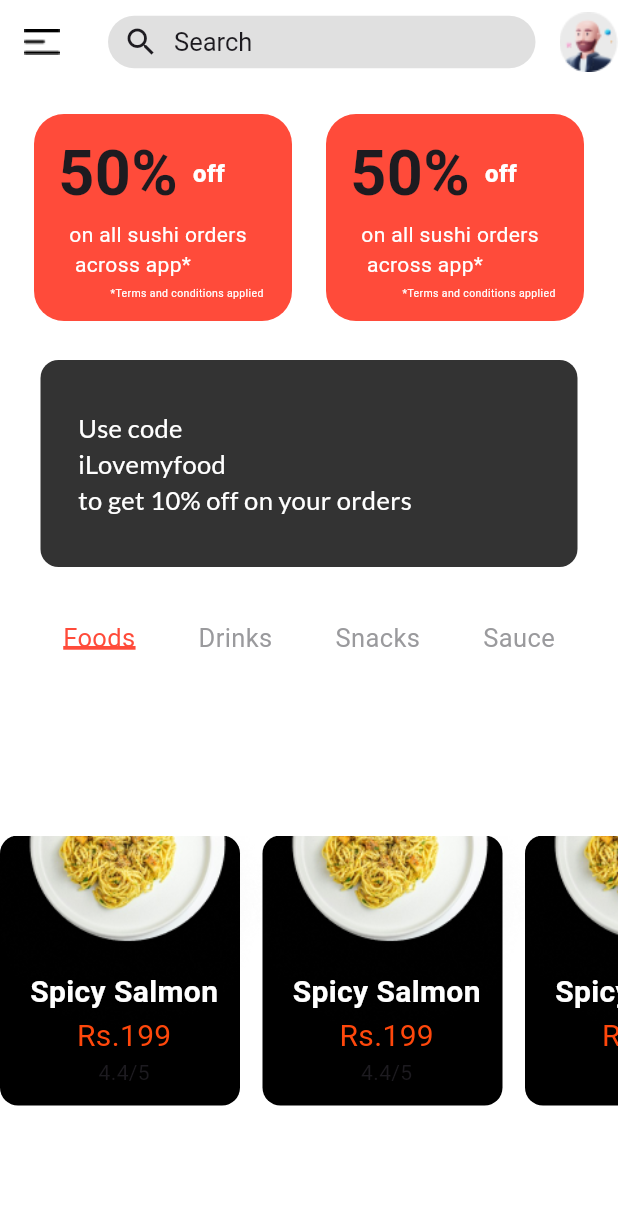
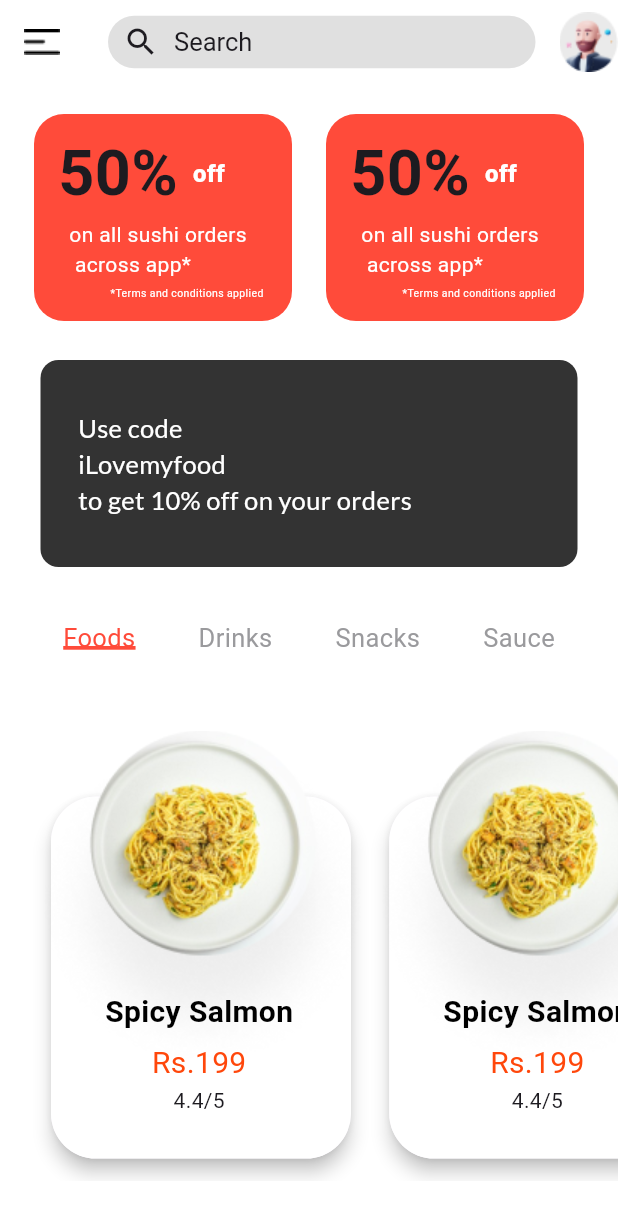
Before and after one commit to MutazAsem/food_app, a Flutter app: the HomeScreen screen opened directly, on a phone screen of 412 x 824 dp. Shown: the top 1218 px of the screen. Run offline on Flutter 3.47's test engine with Material 3 defaults, Android fonts, the phone set to English and light mode, and no system bars; our stand-ins replace google_fonts.

Commit message:
edit card product

```diff
--- a/lib/screens/home_screen.dart
+++ b/lib/screens/home_screen.dart
@@ -38,7 +38,8 @@ class HomeScreen extends StatelessWidget {
         ),
         actions: [Image.asset('assets/icons/person.png')],
       ),
-      body: Column(
+      body: SingleChildScrollView(
+        child: Column(
           children: [
             const SizedBox(height: 20),
             Row(
@@ -108,24 +109,15 @@ class HomeScreen extends StatelessWidget {
               ],
             ),
             const SizedBox(
-            height: 120,
+              height: 50,
             ),
-
-          /// ListView.builder , itemCount , itemBuilder
             SizedBox(
               height: 300,
               child: ListView.builder(
-              itemCount: 3,
+                itemCount: 20,
                 itemBuilder: (context, index) {
-                return Row(
-                  mainAxisAlignment: MainAxisAlignment.spaceBetween,
-                  children: [
-                    CustomCardProduct(image: 'assets/images/spaghetti.png'),
-                    const SizedBox(
-                      width: 15,
-                    ),
-                  ],
-                );
+                  return CustomCardProduct(
+                      image: 'assets/images/spaghetti.png');
                 },
                 scrollDirection: Axis.horizontal,
                 shrinkWrap: true,
@@ -136,6 +128,7 @@ class HomeScreen extends StatelessWidget {
             ),
           ],
         ),
+      ),
     );
   }
 }
--- a/lib/widgets/custom_card_product.dart
+++ b/lib/widgets/custom_card_product.dart
@@ -6,53 +6,66 @@ class CustomCardProduct extends StatelessWidget {
 
   @override
   Widget build(BuildContext context) {
-    return Stack(
-      children: [
-        Stack(
+    return Padding(
+      padding: const EdgeInsets.symmetric(horizontal: 30),
+      child: Stack(
         clipBehavior: Clip.none,
         children: [
-            Container(
-              width: 160,
-              height: 180,
+          Positioned(
+            top: 40,
+            child: Card(
+              elevation: 5,
+              shape: OutlineInputBorder(
+                borderRadius: BorderRadius.circular(30),
+                borderSide: BorderSide.none,
+              ),
+              child: Container(
+                width: 200,
+                height: 241.4,
                 decoration: BoxDecoration(
-                borderRadius: BorderRadius.circular(12),
-                color: Colors.black,
+                  color: Colors.white,
+                  borderRadius: BorderRadius.circular(30),
+                ),
+              ),
             ),
           ),
           Positioned(
-              top: -60,
-              left: -15,
+            bottom: 70,
+            left: -10,
             child: Image.asset(
               image,
-                height: 200,
-                width: 200,
             ),
           ),
-          ],
-        ),
-        Padding(
-          padding: const EdgeInsets.only(top: 90.0, left: 20),
+          const Padding(
+            padding: EdgeInsets.only(top: 130.0, left: 40),
             child: Column(
+              mainAxisAlignment: MainAxisAlignment.center,
               children: [
                 Text(
                   'Spicy Salmon',
                   style: TextStyle(
                     fontSize: 20,
-                    color: Colors.white,
-                    fontWeight: FontWeight.bold),
+                    color: Colors.black,
+                    fontWeight: FontWeight.bold,
+                  ),
+                ),
+                SizedBox(
+                  height: 5,
                 ),
                 Text(
                   'Rs.199',
                   style: TextStyle(
                     fontSize: 20,
                     color: Color(0xffFF470B),
-                    fontWeight: FontWeight.w400),
+                    fontWeight: FontWeight.w400,
+                  ),
                 ),
                 Text('4.4/5'),
               ],
             ),
-        )
+          ),
         ],
+      ),
     );
   }
 }
```
Also changed, not shown: assets/images/mask.png (added). Lines whose indentation alone changed are shown as unchanged.
